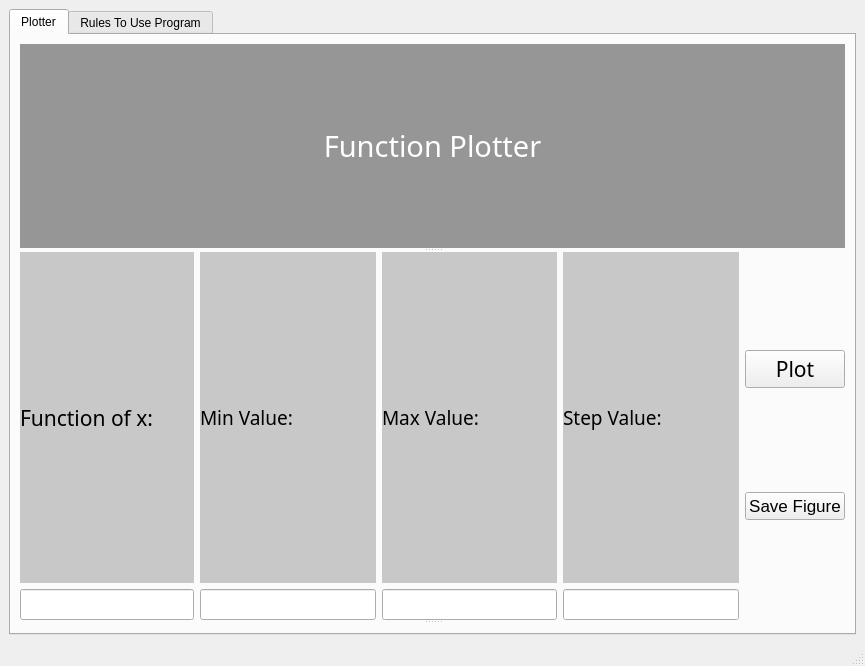
This is manigui.ui in Abdelrahmanhassan1/Function-Plotter as Qt 5 draws it before an edit. The edited form follows.
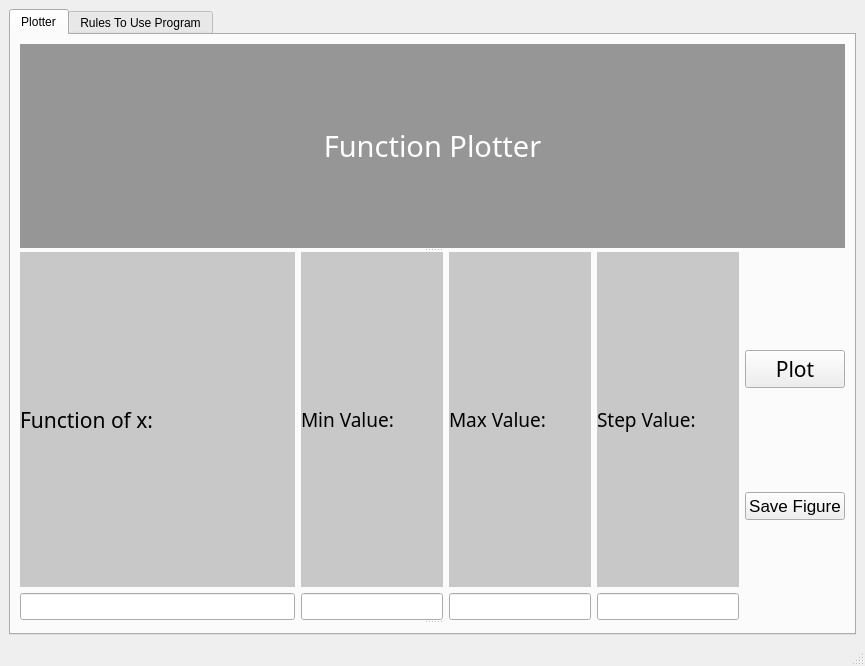
This is the edited form.

```diff
--- a/manigui.ui
+++ b/manigui.ui
@@ -17,6 +17,9 @@
    <layout class="QVBoxLayout" name="verticalLayout_9">
     <item>
      <widget class="QTabWidget" name="tabWidget">
+      <property name="styleSheet">
+       <string notr="true"/>
+      </property>
       <property name="currentIndex">
        <number>0</number>
       </property>
@@ -76,7 +79,7 @@
                 <widget class="QLineEdit" name="function_input">
                  <property name="font">
                   <font>
-                   <pointsize>14</pointsize>
+                   <pointsize>12</pointsize>
                   </font>
                  </property>
                 </widget>
@@ -109,7 +112,7 @@
                     <widget class="QLineEdit" name="min_value_input">
                      <property name="font">
                       <font>
-                       <pointsize>14</pointsize>
+                       <pointsize>12</pointsize>
                       </font>
                      </property>
                     </widget>
@@ -138,7 +141,7 @@
                     <widget class="QLineEdit" name="max_value_input">
                      <property name="font">
                       <font>
-                       <pointsize>14</pointsize>
+                       <pointsize>12</pointsize>
                       </font>
                      </property>
                     </widget>
@@ -167,7 +170,7 @@
                     <widget class="QLineEdit" name="step_value_input">
                      <property name="font">
                       <font>
-                       <pointsize>14</pointsize>
+                       <pointsize>12</pointsize>
                       </font>
                      </property>
                     </widget>
```
